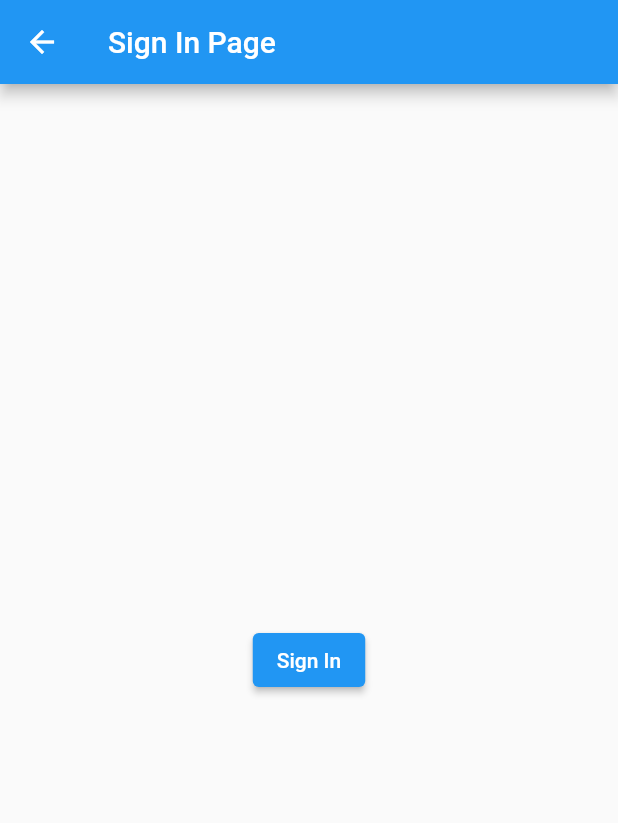
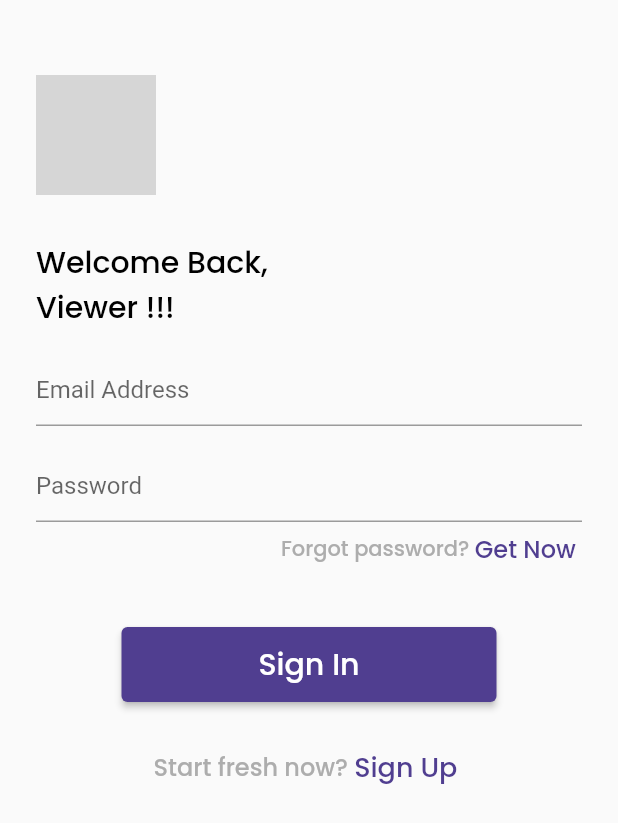
Before and after one commit to meyrussandi/myfluttix, a Flutter app: the SignInPage screen opened directly, on a phone screen of 412 x 824 dp. Shown: the top 823 px of the screen. Run offline on Flutter 3.47's test engine with Material 2 defaults, Android fonts, the light colour scheme and no system bars; our stand-ins replace bloc, cloud_firestore, equatable, firebase_auth, firebase_core, flutter_bloc and 1 more; accounts and stored records are empty; network calls fail; grey boxes are pictures that could not be loaded.

Commit message:
sign in part1

```diff
--- a/lib/bloc/blocs.dart
+++ b/lib/bloc/blocs.dart
@@ -1 +1,3 @@
 export 'page_bloc.dart';
+export 'user_bloc.dart';
+export 'theme_bloc.dart';
--- /dev/null
+++ b/lib/bloc/theme_bloc.dart
@@ -0,0 +1,17 @@
+import 'package:bloc/bloc.dart';
+import 'package:equatable/equatable.dart';
+import 'package:flutter/material.dart';
+
+part 'theme_state.dart';
+part 'theme_event.dart';
+
+class ThemeBloc extends Bloc<ThemeEvent, ThemeState> {
+  ThemeBloc() : super(ThemeState(ThemeData()));
+
+  @override
+  Stream<ThemeState> mapEventToState(ThemeEvent event) async* {
+    if (event is ChangeTheme) {
+      yield ThemeState(event.themeData);
+    }
+  }
+}
--- /dev/null
+++ b/lib/bloc/theme_event.dart
@@ -0,0 +1,14 @@
+part of 'theme_bloc.dart';
+
+abstract class ThemeEvent extends Equatable{
+  const ThemeEvent();
+}
+
+class ChangeTheme extends ThemeEvent{
+  final ThemeData themeData;
+
+  const ChangeTheme(this.themeData);
+
+  @override
+  List<Object> get props => [themeData];
+}
--- /dev/null
+++ b/lib/bloc/theme_state.dart
@@ -0,0 +1,10 @@
+part of 'theme_bloc.dart';
+
+class ThemeState extends Equatable{
+  final ThemeData themeData;
+
+  const ThemeState(this.themeData);
+
+  @override
+  List<Object> get props => [themeData];
+}
--- /dev/null
+++ b/lib/bloc/user_event.dart
@@ -0,0 +1,20 @@
+part of 'user_bloc.dart';
+
+abstract class UserEvent extends Equatable{
+  const UserEvent();
+}
+
+class LoadUser extends UserEvent{
+  final String id;
+
+  LoadUser(this.id);
+
+  @override
+  List<Object> get props => [id];
+}
+
+class SignOut extends Equatable{
+  @override
+  List<Object> get props => [];
+
+}
--- /dev/null
+++ b/lib/bloc/user_state.dart
@@ -0,0 +1,23 @@
+part of 'user_bloc.dart';
+
+abstract class UserState extends Equatable{
+  const UserState();
+}
+
+class UserInitial extends UserState{
+  @override
+  // TODO: implement props
+  List<Object> get props => [];
+
+}
+
+class UserLoaded extends UserState{
+  final UserModel userModel;
+
+  UserLoaded(this.userModel);
+
+
+  @override
+  List<Object> get props => [userModel];
+
+}
--- a/lib/shared/shared.dart
+++ b/lib/shared/shared.dart
@@ -1,3 +1,7 @@
+import 'package:google_fonts/google_fonts.dart';
 import 'package:myfluttix/bloc/blocs.dart';
+import 'package:flutter/material.dart';
+
 
 part 'shared_value.dart';
+part 'theme.dart';
--- /dev/null
+++ b/lib/shared/theme.dart
@@ -0,0 +1,18 @@
+part of 'shared.dart';
+
+
+const double defaultMargin = 24;
+
+Color purpleMainColor = Color(0xff503E90);
+Color purpleAccentColor = Color(0xff2C1F63);
+Color yellowColor = Color(0xffFBD460);
+Color greyColor = Color(0xffADADAD);
+
+TextStyle blackTextFont = GoogleFonts.poppins().copyWith(color: Colors.black, fontWeight: FontWeight.w500);
+TextStyle whiteTextFont = GoogleFonts.poppins().copyWith(color: Colors.white, fontWeight: FontWeight.w500);
+TextStyle purpleTextFont = GoogleFonts.poppins().copyWith(color: purpleMainColor, fontWeight: FontWeight.w500);
+TextStyle greyTextFont = GoogleFonts.poppins().copyWith(color: greyColor, fontWeight: FontWeight.w500);
+
+
+TextStyle whiteNumberFont = GoogleFonts.openSans().copyWith(color: Colors.white);
+TextStyle yellowNumberFont = GoogleFonts.openSans().copyWith(color: yellowColor);
--- a/lib/ui/pages/sign_in_page.dart
+++ b/lib/ui/pages/sign_in_page.dart
@@ -6,18 +6,112 @@ class SignInPage extends StatefulWidget {
 }
 
 class _SignInPageState extends State<SignInPage> {
+  TextEditingController emailController = TextEditingController();
+  TextEditingController passwordController = TextEditingController();
+
+  bool isEmailValid = false;
+  bool isPasswordValid = false;
+  bool isSigningIn = false;
   @override
   Widget build(BuildContext context) {
+    context
+        .read<ThemeBloc>()
+        .add(ChangeTheme(ThemeData().copyWith(primaryColor: yellowColor)));
     return Scaffold(
-      appBar: AppBar(
-        title: Text("Sign In Page"),
-      ),
-      body: Center(
-        child: ElevatedButton(
-            onPressed: () {
-              AuthServices.signIn("may.rosandy92@gmail.com", "mayrosandi");
-            },
-            child: Text("Sign In")),
+      body: SafeArea(
+        child: Padding(
+          padding: EdgeInsets.symmetric(horizontal: defaultMargin),
+          child: ListView(
+            shrinkWrap: true,
+            children: [
+              Column(
+                mainAxisAlignment: MainAxisAlignment.center,
+                crossAxisAlignment: CrossAxisAlignment.start,
+                children: [
+                  SizedBox(
+                    height: 50,
+                  ),
+                  Image.network(
+                    "https://image.flaticon.com/icons/png/128/4362/4362431.png",
+                    height: 80,
+                  ),
+                  SizedBox(
+                    height: 30,
+                  ),
+                  Text(
+                    "Welcome Back,\nViewer !!!",
+                    style: blackTextFont.copyWith(fontSize: 20),
+                  ),
+                  SizedBox(
+                    height: 16,
+                  ),
+                  TextField(
+                    controller: emailController,
+                    decoration: InputDecoration(hintText: "Email Address"),
+                  ),
+                  SizedBox(
+                    height: 16,
+                  ),
+                  TextField(
+                    controller: passwordController,
+                    obscureText: true,
+                    decoration: InputDecoration(hintText: "Password"),
+                  ),
+                  SizedBox(
+                    height: 6,
+                  ),
+                  Row(
+                    mainAxisAlignment: MainAxisAlignment.end,
+                    children: [
+                      Text(
+                        "Forgot password? ",
+                        style: greyTextFont,
+                      ),
+                      Text(
+                        "Get Now ",
+                        style: purpleTextFont.copyWith(fontSize: 16),
+                      )
+                    ],
+                  ),
+                  Row(
+                    mainAxisAlignment: MainAxisAlignment.center,
+                    children: [
+                      Container(
+                        margin: EdgeInsets.only(top: 40, bottom: 30),
+                        width: 250,
+                        height: 50,
+                        child: ElevatedButton(
+                            onPressed: () {
+                              AuthServices.signIn(
+                                  "may.rosandy92@gmail.com", "mayrosandi");
+                            },
+                            style: ElevatedButton.styleFrom(
+                                primary: purpleMainColor),
+                            child: Text(
+                              "Sign In",
+                              style: whiteTextFont.copyWith(fontSize: 20),
+                            )),
+                      ),
+                    ],
+                  ),
+                  Row(
+                    mainAxisAlignment: MainAxisAlignment.center,
+                    children: [
+                      Text(
+                        "Start fresh now? ",
+                        style: greyTextFont.copyWith(fontSize: 16),
+                      ),
+                      Text(
+                        "Sign Up ",
+                        style: purpleTextFont.copyWith(fontSize: 18),
+                      ),
+                    ],
+                  )
+                ],
+              ),
+            ],
+          ),
+        ),
       ),
     );
   }
--- a/lib/ui/pages/wrapper.dart
+++ b/lib/ui/pages/wrapper.dart
@@ -11,6 +11,7 @@ class Wrapper extends StatelessWidget {
       }
     } else {
       if (!(prevPageEvent is GoToMainPage)) {
+        context.read<UserBloc>().add(LoadUser(firebaseUser.uid));
         prevPageEvent = GoToMainPage();
         context.read<PageBloc>().add(prevPageEvent);
       }
--- a/pubspec.yaml
+++ b/pubspec.yaml
@@ -29,7 +29,9 @@ dependencies:
   firebase_auth: ^1.1.0
   firebase_core: ^1.0.3
   flutter_bloc: ^7.0.0
+  bloc: ^7.0.0
   provider: ^5.0.0
+  google_fonts: ^2.0.0
 
 dev_dependencies:
   flutter_test:
```
Also changed, not shown: lib/bloc/user_bloc.dart (added, +23 -0 lines), lib/main.dart (+10 -3 lines), lib/ui/pages/main_page.dart (+13 -5 lines), lib/ui/pages/splash_page.dart (+56 -9 lines), pubspec.lock.
